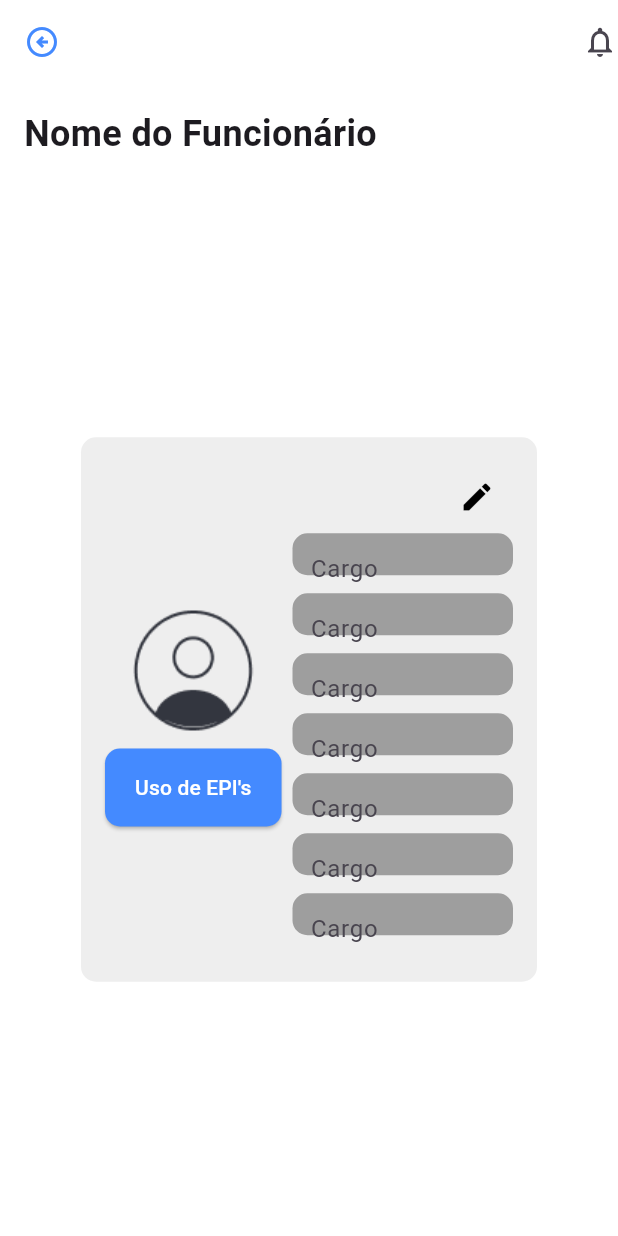
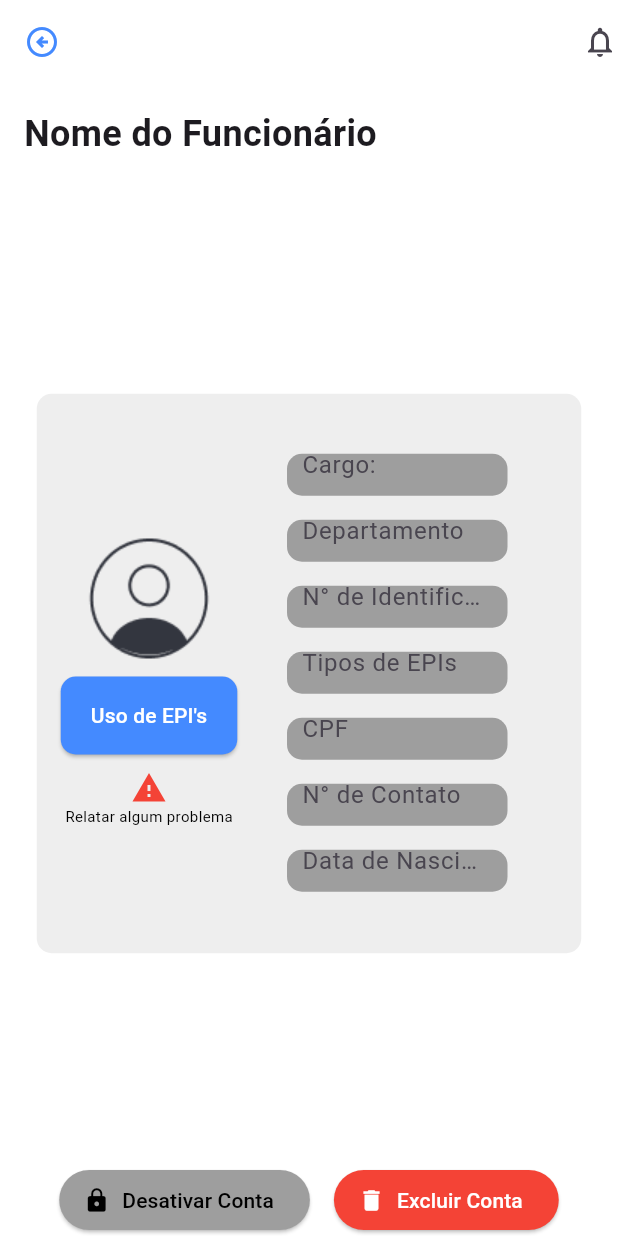
Before and after one commit to DanzinNN/epi, a Flutter app: the screen it shows after launch, on a phone screen of 412 x 824 dp. Run offline on Flutter 3.47's test engine with Material 3 defaults, Android fonts, the light colour scheme and no system bars; our stand-ins replace fl_chart.

Commit message:
Boa noite cinderelo

```diff
--- a/lib/Pages/perfil_funcionario.dart
+++ b/lib/Pages/perfil_funcionario.dart
@@ -47,18 +47,20 @@ class _PerfilFuncionarioState extends State<Perfil_Funcionario> {
           Expanded(
             child: Center(
               child: SizedBox(
-                width: 304,
-                height: 363,
+                width: 363,
+                height: 373,
                 child: Container(
                   decoration: BoxDecoration(
                     color: Colors.grey.shade200,
                     borderRadius: BorderRadius.circular(10),
                   ),
                   padding: EdgeInsets.all(16.0),
-                  child: Stack(
+                  child: Row(
+                    crossAxisAlignment: CrossAxisAlignment.start,
                     children: [
                       Column(
                         mainAxisAlignment: MainAxisAlignment.spaceEvenly,
+                        crossAxisAlignment: CrossAxisAlignment.start,
                         children: [
                           Column(
                             children: [
@@ -82,187 +84,35 @@ class _PerfilFuncionarioState extends State<Perfil_Funcionario> {
                                   padding: EdgeInsets.symmetric(horizontal: 20, vertical: 16),
                                 ),
                               ),
+                              SizedBox(height: 10,),
+                              Icon(
+                                Icons.warning,
+                                color: Colors.red,
+                              ),
+                              SizedBox(width: 8), // Espaçamento entre o ícone e o texto
+                              Text(
+                                "Relatar algum problema",
+                                style: TextStyle(
+                                  fontSize: 10,
+                                  color: Colors.black,
+                                ),
+                              ),
                             ],
                           ),
                         ],
                       ),
-                      Positioned(
-                        top: 0,
-                        right: 0,
-                        child: IconButton(
-                          onPressed: () {
-                            // Adicione sua lógica de edição aqui
-                          },
-                          icon: Icon(Icons.edit),
-                          color: Colors.black,
-                        ),
-                      ),
-                      Positioned(
-                        top: 48, // Ajustando a posição do TextField
-                        right: 0,
-                        child: Container(
-                          width: 147,
-                          height: 28,
-                          decoration: BoxDecoration(
-                            color: Colors.grey,
-                            borderRadius: BorderRadius.circular(10),
-                          ),
-                          child: TextField(
-                            decoration: InputDecoration(
-                              hintText: 'Cargo',
-                              border: InputBorder.none,
-                              contentPadding: EdgeInsets.symmetric(horizontal: 12.0),
-                            ),
-                            onChanged: (value) {
-                              setState(() {
-                                _cargo = value;
-                              });
-                            },
-                          ),
-                        ),
-                      ),
-                      Positioned(
-                        top:88, // Ajustando a posição do TextField
-                        right: 0,
-                        child: Container(
-                          width: 147,
-                          height: 28,
-                          decoration: BoxDecoration(
-                            color: Colors.grey,
-                            borderRadius: BorderRadius.circular(10),
-                          ),
-                          child: TextField(
-                            decoration: InputDecoration(
-                              hintText: 'Cargo',
-                              border: InputBorder.none,
-                              contentPadding: EdgeInsets.symmetric(horizontal: 12.0),
-                            ),
-                            onChanged: (value) {
-                              setState(() {
-                                _cargo = value;
-                              });
-                            },
-                          ),
-                        ),
-                      ),
-                      Positioned(
-                        top: 128, // Ajustando a posição do TextField
-                        right: 0,
-                        child: Container(
-                          width: 147,
-                          height: 28,
-                          decoration: BoxDecoration(
-                            color: Colors.grey,
-                            borderRadius: BorderRadius.circular(10),
-                          ),
-                          child: TextField(
-                            decoration: InputDecoration(
-                              hintText: 'Cargo',
-                              border: InputBorder.none,
-                              contentPadding: EdgeInsets.symmetric(horizontal: 12.0),
-                            ),
-                            onChanged: (value) {
-                              setState(() {
-                                _cargo = value;
-                              });
-                            },
-                          ),
-                        ),
-                      ),
-                      Positioned(
-                        top: 168, // Ajustando a posição do TextField
-                        right: 0,
-                        child: Container(
-                          width: 147,
-                          height: 28,
-                          decoration: BoxDecoration(
-                            color: Colors.grey,
-                            borderRadius: BorderRadius.circular(10),
-                          ),
-                          child: TextField(
-                            decoration: InputDecoration(
-                              hintText: 'Cargo',
-                              border: InputBorder.none,
-                              contentPadding: EdgeInsets.symmetric(horizontal: 12.0),
-                            ),
-                            onChanged: (value) {
-                              setState(() {
-                                _cargo = value;
-                              });
-                            },
-                          ),
-                        ),
-                      ),
-                      Positioned(
-                        top: 208, // Ajustando a posição do TextField
-                        right: 0,
-                        child: Container(
-                          width: 147,
-                          height: 28,
-                          decoration: BoxDecoration(
-                            color: Colors.grey,
-                            borderRadius: BorderRadius.circular(10),
-                          ),
-                          child: TextField(
-                            decoration: InputDecoration(
-                              hintText: 'Cargo',
-                              border: InputBorder.none,
-                              contentPadding: EdgeInsets.symmetric(horizontal: 12.0),
-                            ),
-                            onChanged: (value) {
-                              setState(() {
-                                _cargo = value;
-                              });
-                            },
-                          ),
-                        ),
-                      ),
-                      Positioned(
-                        top: 248, // Ajustando a posição do TextField
-                        right: 0,
-                        child: Container(
-                          width: 147,
-                          height: 28,
-                          decoration: BoxDecoration(
-                            color: Colors.grey,
-                            borderRadius: BorderRadius.circular(10),
-                          ),
-                          child: TextField(
-                            decoration: InputDecoration(
-                              hintText: 'Cargo',
-                              border: InputBorder.none,
-                              contentPadding: EdgeInsets.symmetric(horizontal: 12.0),
-                            ),
-                            onChanged: (value) {
-                              setState(() {
-                                _cargo = value;
-                              });
-                            },
-                          ),
-                        ),
-                      ),
-                      Positioned(
-                        top: 288, // Ajustando a posição do TextField
-                        right: 0,
-                        child: Container(
-                          width: 147,
-                          height: 28,
-                          decoration: BoxDecoration(
-                            color: Colors.grey,
-                            borderRadius: BorderRadius.circular(10),
-                          ),
-                          child: TextField(
-                            decoration: InputDecoration(
-                              hintText: 'Cargo',
-                              border: InputBorder.none,
-                              contentPadding: EdgeInsets.symmetric(horizontal: 12.0),
-                            ),
-                            onChanged: (value) {
-                              setState(() {
-                                _cargo = value;
-                              });
-                            },
-                          ),
+                      Expanded(
+                        child: Column(
+                          children: [
+                            SizedBox(height: 24), // Adicionando espaçamento no topo dos TextField
+                            buildTextField('Cargo:'),
+                            buildTextField('Departamento'),
+                            buildTextField('N° de Identificação'),
+                            buildTextField('Tipos de EPIs'),
+                            buildTextField('CPF'),
+                            buildTextField('N° de Contato'),
+                            buildTextField('Data de Nascimento'),
+                          ],
                         ),
                       ),
                     ],
@@ -271,7 +121,59 @@ class _PerfilFuncionarioState extends State<Perfil_Funcionario> {
               ),
             ),
           ),
+          Row(
+            mainAxisAlignment: MainAxisAlignment.center,
+            crossAxisAlignment: CrossAxisAlignment.center,
+            children: [
+              ElevatedButton.icon(
+                onPressed: () {
+                  // Lógica para desativar conta
+                },
+                icon: Icon(Icons.lock),
+                label: Text('Desativar Conta'),
+                style: ElevatedButton.styleFrom(
+                  foregroundColor: Colors.black, backgroundColor: Colors.grey,
+                ),
+              ),
+              SizedBox(width: 16), // Espaçamento entre os botões
+              ElevatedButton.icon(
+                onPressed: () {
+                  // Lógica para excluir conta
+                },
+                icon: Icon(Icons.delete),
+                label: Text('Excluir Conta'),
+                style: ElevatedButton.styleFrom(
+                  foregroundColor: Colors.white, backgroundColor: Colors.red,
+                ),
+              ),
+            ],
+          ),
         ],
+
+      ),
+    );
+  }
+
+  Widget buildTextField(String hintText) {
+    return Container(
+      width: 147,
+      height: 28,
+      margin: EdgeInsets.only(bottom: 16),
+      decoration: BoxDecoration(
+        color: Colors.grey,
+        borderRadius: BorderRadius.circular(10),
+      ),
+      child: TextField(
+        decoration: InputDecoration(
+          hintText: hintText,
+          border: InputBorder.none,
+          contentPadding: EdgeInsets.all(10),
+        ),
+        onChanged: (value) {
+          setState(() {
+            _cargo = value;
+          });
+        },
       ),
     );
   }
```
